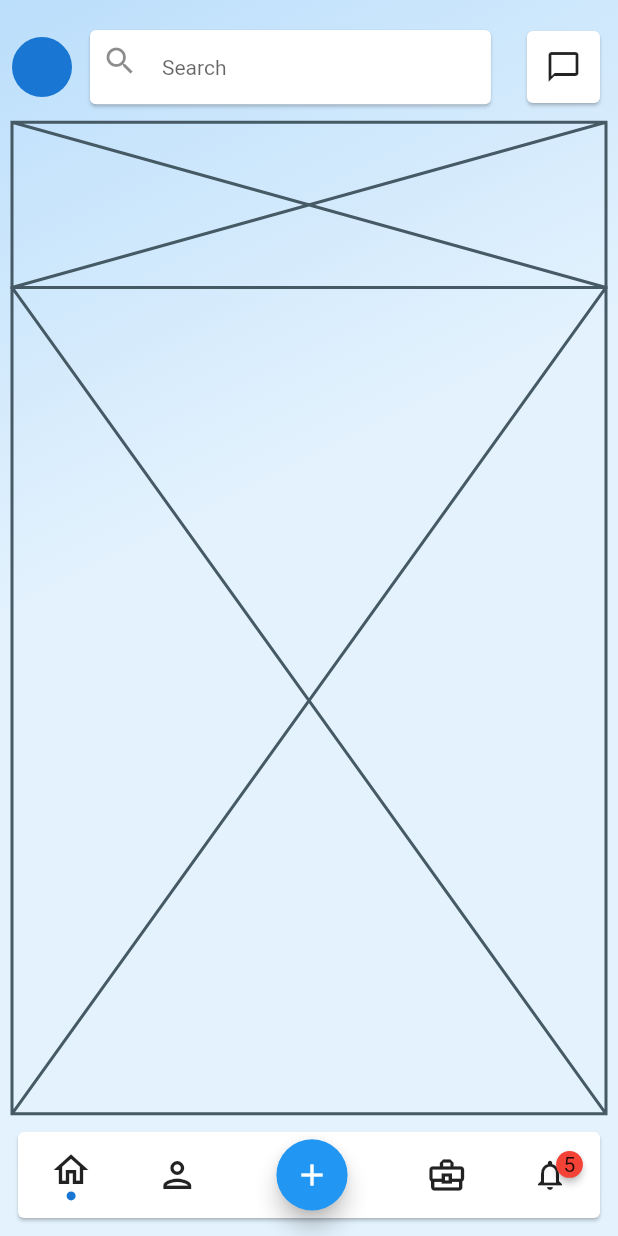
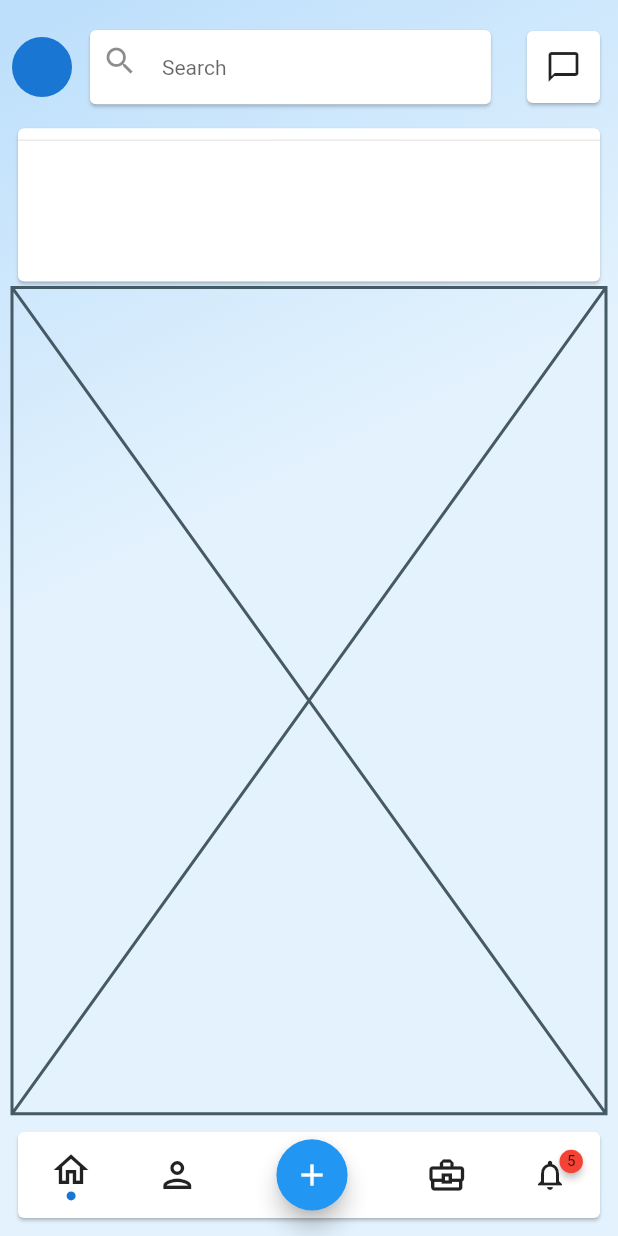
Before and after one commit to JAICHANGPARK/flutter_notebook_8th_story, a Flutter app: the screen it shows after launch, on a phone screen of 412 x 824 dp. Run offline on Flutter 3.47's test engine with Material 2 defaults, Android fonts, the phone set to English and light mode, and no system bars; drawn by our look-alikes of badges; our stand-ins replace flutter_hooks, google_fonts, hooks_riverpod, state_notifier; statements that could not run were skipped.

Commit message:
Update linkedin_main_page.dart

```diff
--- a/lib/ep580_linkedin_app/linkedin_main_page.dart
+++ b/lib/ep580_linkedin_app/linkedin_main_page.dart
@@ -67,7 +67,13 @@ class _LinkedinMainPageState extends State<LinkedinMainPage> {
                 ),
                 Expanded(
                   flex: 3,
-                  child: Placeholder(),
+                  child: Card(
+                    child: Column(
+                      children: [
+                        Divider(color: ,)
+                      ],
+                    ),
+                  ),
                 ),
                 Expanded(
                   flex: 15,
@@ -149,7 +155,12 @@ class _LinkedinMainPageState extends State<LinkedinMainPage> {
                             children: [
                              Badge(
                                child: Icon(Icons.notifications_none),
-                               badgeContent: Text("5"),
+                               badgeContent: Text("5", style: TextStyle(
+                                 fontSize: 10,
+                               ),),
+                               borderRadius: 4,
+
+
                              ),
                             ],
                           ),
```
